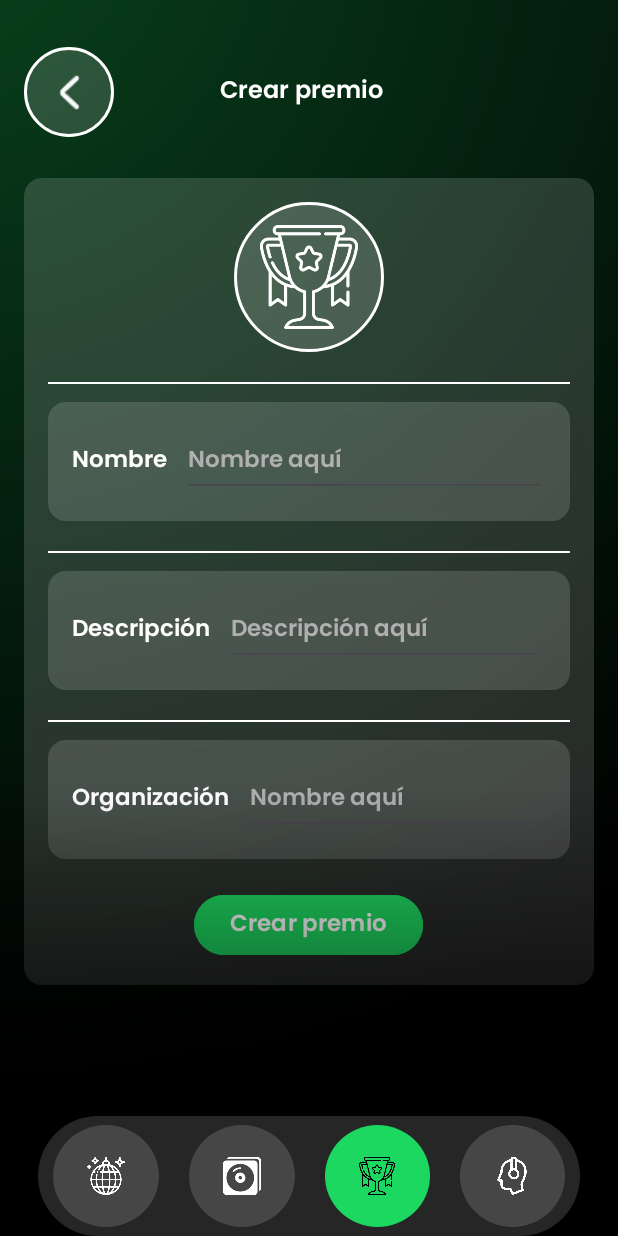
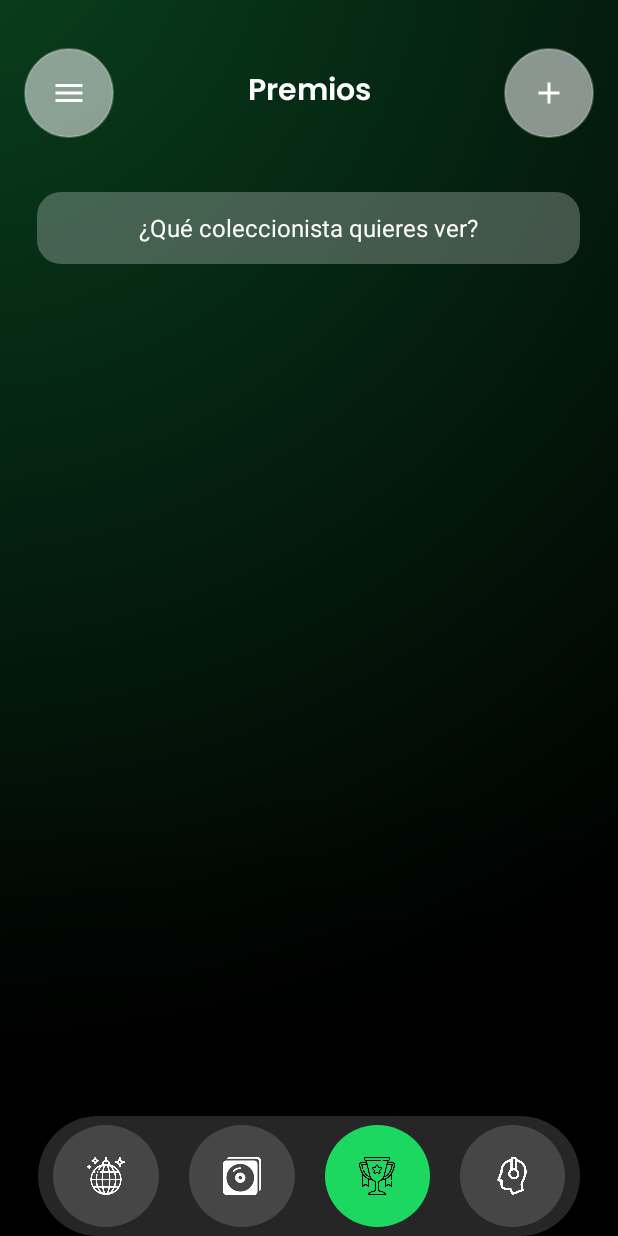
Before and after one commit to privera2505/TSDC_MOVIL_OOEP, an Android app: the AwardsFragment screen opened through its navigation route, on a phone screen of 412 x 824 dp. Run offline under Robolectric (Android 15) with nearby library versions, the phone set to English and light mode, and no system bars; our stand-ins replace Dagger/Hilt's generated code, navigation-ui; network calls fail.

Commit message:
Se creo la vista principal de premios, se creo el viewmodel para crear un premio.

```diff
--- a/app/src/main/java/com/vinilo/ui/awards/AwardsFragment.kt
+++ b/app/src/main/java/com/vinilo/ui/awards/AwardsFragment.kt
@@ -5,15 +5,34 @@ import android.view.LayoutInflater
 import android.view.View
 import android.view.ViewGroup
 import androidx.fragment.app.Fragment
+import androidx.navigation.fragment.findNavController
+import com.vinilo.view.databinding.FragmentPrizeBinding
 import com.vinilo.view.R
 
+class AwardsFragment: Fragment() {
+    private var _binding: FragmentPrizeBinding? = null
+    private val binding get() = _binding!!
 
-class AwardsFragment: Fragment()  {
     override fun onCreateView(
         inflater: LayoutInflater,
         container: ViewGroup?,
         savedInstanceState: Bundle?
-    ): View? {
-        return inflater.inflate(R.layout.fragment_prize_create, container, false)
+    ): View {
+        _binding = FragmentPrizeBinding.inflate(inflater,container,false)
+        return binding.root
+    }
+
+    override fun onViewCreated(view: View, savedInstanceState: Bundle?) {
+        super.onViewCreated(view, savedInstanceState)
+
+        binding.addButtonPrize.setOnClickListener{
+            findNavController().navigate(R.id.prizeCreateLayout)
+        }
+
+    }
+
+    override fun onDestroyView() {
+        super.onDestroyView()
+        _binding = null
     }
 }
--- /dev/null
+++ b/app/src/main/res/layout/fragment_prize.xml
@@ -0,0 +1,77 @@
+<?xml version="1.0" encoding="utf-8"?>
+<androidx.constraintlayout.widget.ConstraintLayout xmlns:android="http://schemas.android.com/apk/res/android"
+    xmlns:app="http://schemas.android.com/apk/res-auto"
+    android:id="@+id/prize_list_layout"
+    android:layout_width="match_parent"
+    android:layout_height="match_parent"
+    android:background="@drawable/bg_gradient">
+
+    <!-- TopBar -->
+    <LinearLayout
+        android:id="@+id/PrizeListTopBar"
+        android:layout_width="0dp"
+        android:layout_height="wrap_content"
+        android:layout_marginTop="16dp"
+        android:gravity="center_vertical"
+        android:orientation="horizontal"
+        android:padding="16dp"
+        app:layout_constraintEnd_toEndOf="parent"
+        app:layout_constraintHorizontal_bias="0.0"
+        app:layout_constraintStart_toStartOf="parent"
+        app:layout_constraintTop_toTopOf="parent">
+
+        <ImageButton
+            android:id="@+id/menuButtonPrize"
+            android:layout_width="60dp"
+            android:layout_height="60dp"
+            android:background="@drawable/circle_background"
+            android:contentDescription="Menu"
+            android:src="@drawable/ic_menu"
+            app:tint="#FFFFFF" />
+
+        <TextView
+            android:id="@+id/titleFragmentPrize"
+            android:layout_width="0dp"
+            android:layout_height="51dp"
+            android:layout_weight="5"
+            android:fontFamily="@font/poppins_semibold"
+            android:gravity="center"
+            android:text="Premios"
+            android:textColor="#FFFFFF"
+            android:textSize="20sp" />
+
+        <ImageButton
+            android:id="@+id/addButtonPrize"
+            android:layout_width="60dp"
+            android:layout_height="60dp"
+            android:background="@drawable/circle_background"
+            android:contentDescription="Buscar"
+            android:src="@drawable/ic_add"
+            app:tint="#FFFFFF" />
+    </LinearLayout>
+
+
+    <EditText
+        android:id="@+id/search_box_prize"
+        android:layout_width="362dp"
+        android:layout_height="48dp"
+        android:layout_marginHorizontal="16dp"
+        android:layout_marginStart="16dp"
+        android:layout_marginTop="20dp"
+        android:layout_marginEnd="16dp"
+        android:background="@drawable/search_background"
+        android:gravity="center"
+        android:autofillHints="name"
+        android:inputType="text"
+        android:hint="¿Qué coleccionista quieres ver?"
+        android:padding="12dp"
+        android:textColor="#FFFFFF"
+        android:textColorHint="#FFFFFF"
+        android:textSize="16sp"
+        app:layout_constraintEnd_toEndOf="parent"
+        app:layout_constraintHorizontal_bias="0.47"
+        app:layout_constraintStart_toStartOf="parent"
+        app:layout_constraintTop_toBottomOf="@id/PrizeListTopBar" />
+
+
+</androidx.constraintlayout.widget.ConstraintLayout>
--- a/app/src/main/res/navigation/nav_graph.xml
+++ b/app/src/main/res/navigation/nav_graph.xml
@@ -16,6 +16,10 @@
         android:id="@+id/awardsFragment"
         android:name="com.vinilo.ui.awards.AwardsFragment"
         android:label="Premios" />
+    <fragment
+        android:id="@+id/prizeCreateLayout"
+        android:name="com.vinilo.ui.awards.AwardCreateFragment"
+        android:label="Crear Premio" />
     <fragment
         android:id="@+id/collectorsFragment"
         android:name="com.vinilo.ui.collectors.CollectorsFragment"
```
Also changed, not shown: app/src/main/java/com/vinilo/ui/awards/AwardCreateFragment.kt (added, +80 -0 lines), app/src/main/java/com/vinilo/viewmodel/AwardCreateViewModel.kt (added, +42 -0 lines), app/src/main/res/layout/fragment_prize_create.xml (+11 -3 lines).
